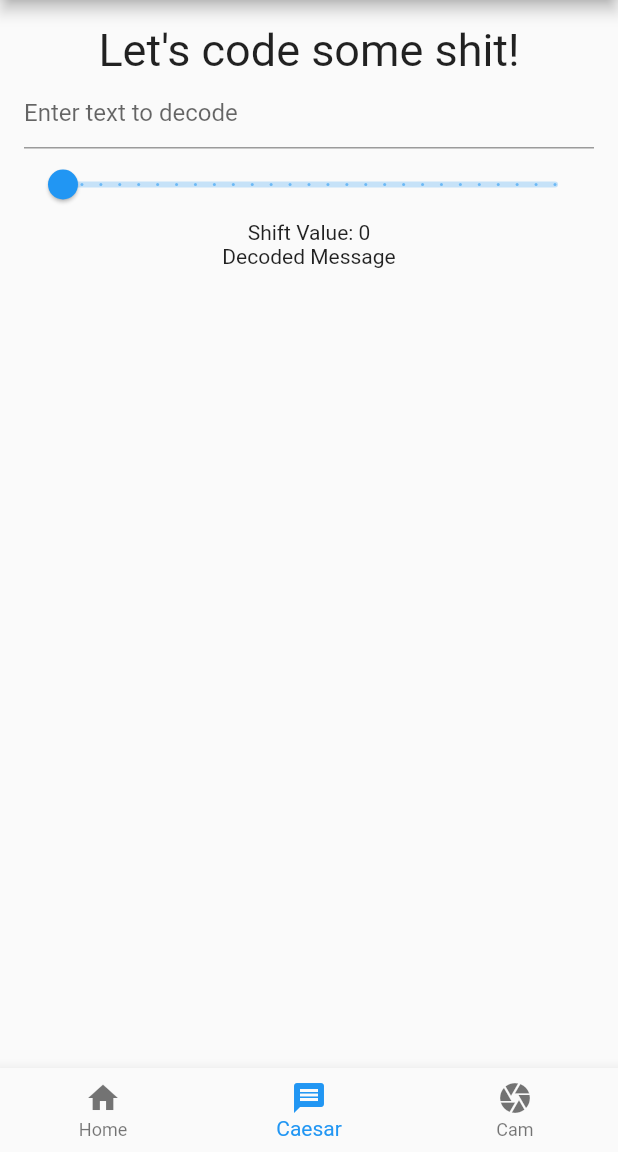
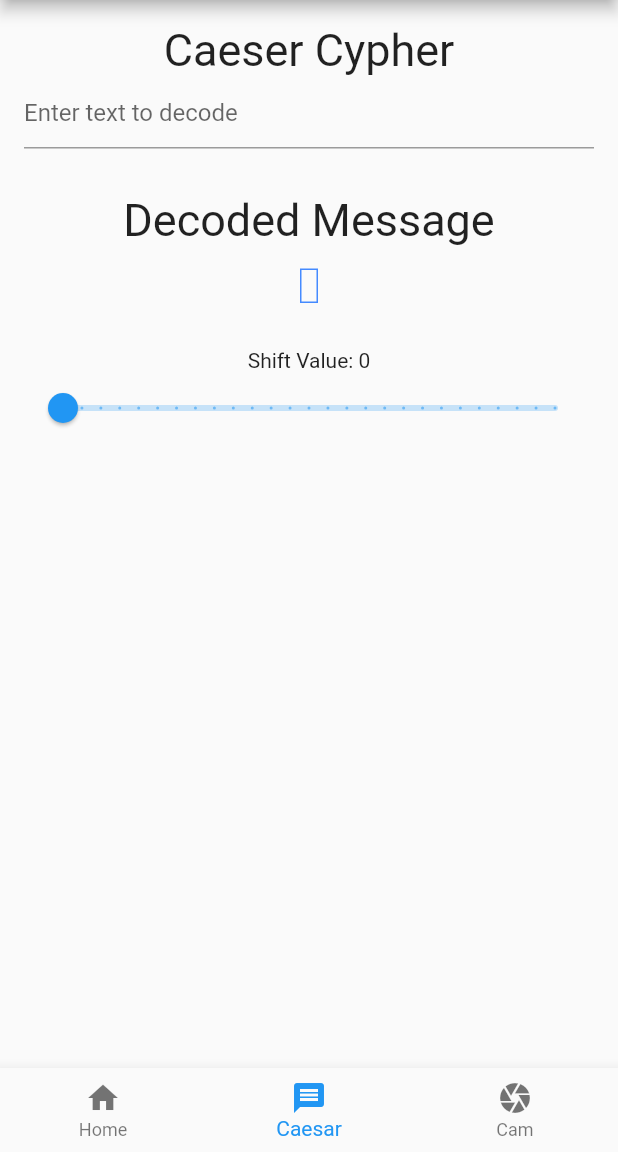
Before and after one commit to carbonbasednerd/secret_cypher, a Flutter app: the HomePage screen opened directly, item 2 of the bottom bar chosen, on a phone screen of 412 x 824 dp, the part 84-1236 px from its top. Run offline on Flutter 3.47's test engine with Material 2 defaults, Android fonts, the phone set to English and light mode, and no system bars; our stand-ins replace camera, cloud_firestore, firebase_auth; missing offline and left inert: firebase_ml_vision; accounts and stored records are empty.

Commit message:
some caesar widget work

```diff
--- a/secret_cypher/lib/caesar_widget.dart
+++ b/secret_cypher/lib/caesar_widget.dart
@@ -32,7 +32,7 @@ class _CaesarWidgetState extends State<CaesarWidget> {
                     mainAxisAlignment: MainAxisAlignment.start,
                     children: [
               new Text(
-                "Let's code some shit!",
+                "Caeser Cypher",
                 style: new TextStyle(fontSize: 30),
               ),
               new Form(
@@ -46,16 +46,27 @@ class _CaesarWidgetState extends State<CaesarWidget> {
                       decoration: new InputDecoration(
                         hintText: 'Enter text to decode',
                       ))),
+              new Container(
+                  padding: EdgeInsets.fromLTRB(0.0, 30.0, 0.0, 15.0),
+                  child: new Text("Decoded Message",
+                      style: new TextStyle(fontSize: 30))),
+              new Container(
+                  decoration: BoxDecoration(
+                      border: Border.all(color: Colors.blueAccent)
+                  ),
+                  padding: EdgeInsets.fromLTRB(5.0, 0.0, 5.0, 0.0),
+                  child: new Text(decodedMessage,
+                      style: new TextStyle(fontSize: 18))),
+              new Container(
+                  padding: EdgeInsets.fromLTRB(0.0, 30.0, 0.0, 0.0),
+                  child: new Text("Shift Value: $roundedSliderValue")),
               new Slider(
                 value: sliderValue,
                 min: 0.0,
                 max: 25.0,
                 divisions: 26,
                 onChanged: onSliderChanged,
-              ),
-              new Text("Shift Value: $roundedSliderValue"),
-              new Text("Decoded Message"),
-              new Text(decodedMessage),
+              )
             ]))));
   }
 
```
